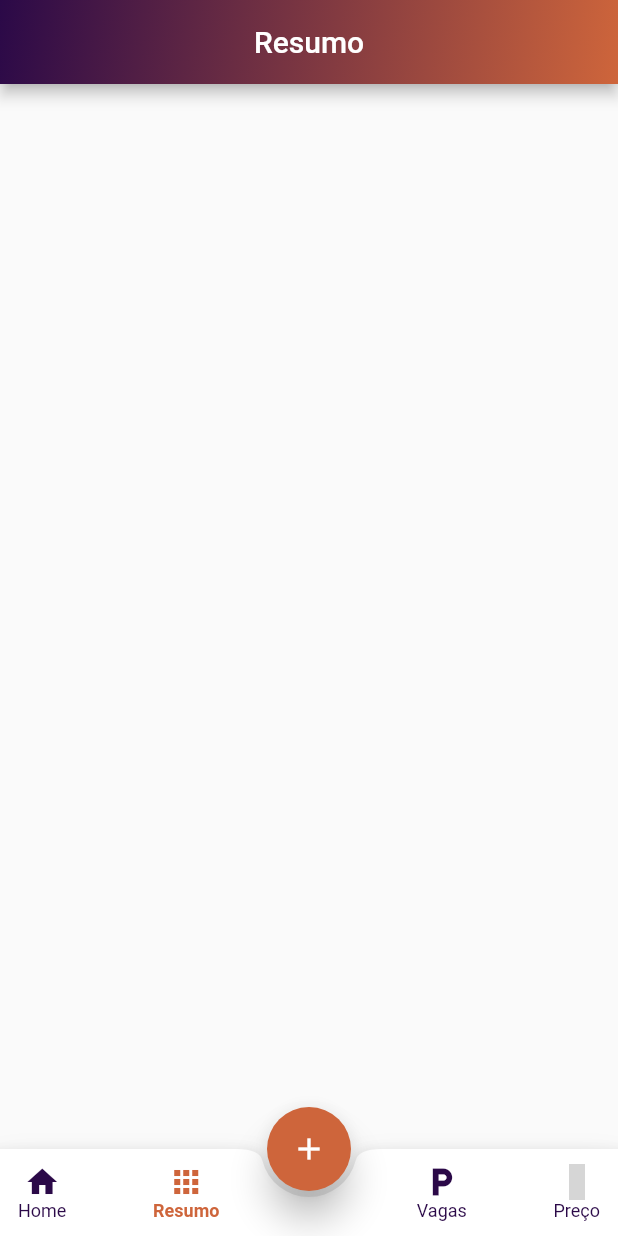
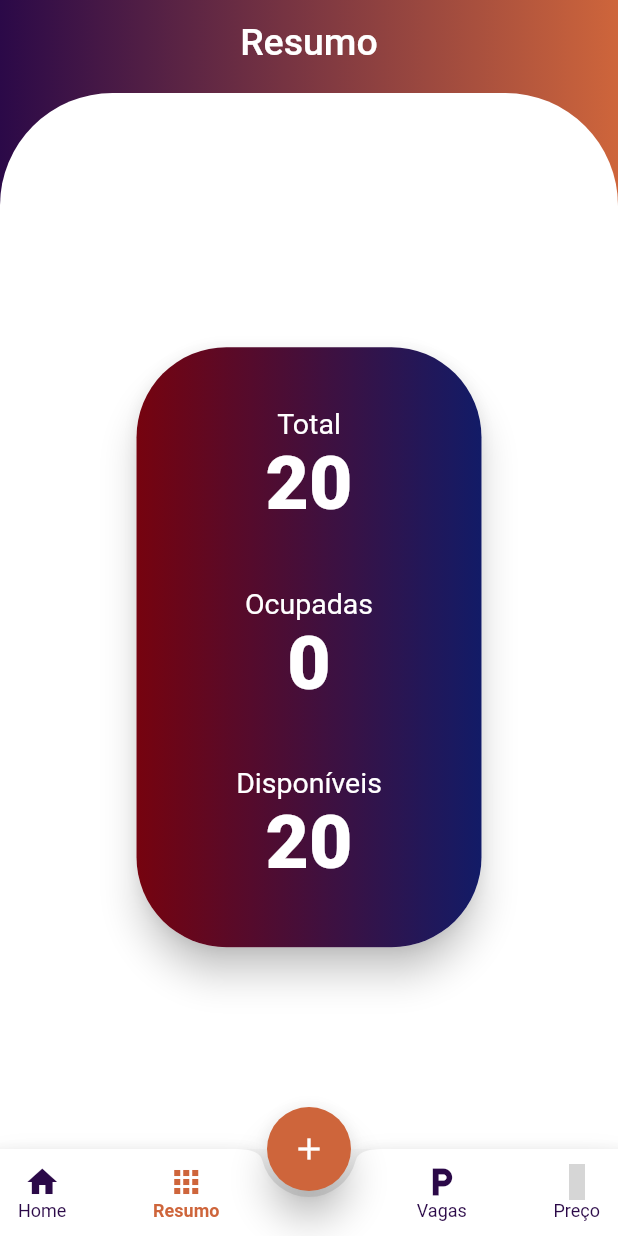
Before and after one commit to GabrielDimaa/Estaciona_Car, a Flutter app: the screen it shows after launch, item 2 of the bottom bar chosen, on a phone screen of 412 x 824 dp. Run offline on Flutter 3.47's test engine with Material 2 defaults, Android fonts, the phone set to English and light mode, and no system bars; our stand-ins replace fluttericon, sqflite; missing offline and left inert: mask_shifter; accounts and stored records are empty; grey boxes are pictures that could not be loaded.

```diff
--- a/lib/main.dart
+++ b/lib/main.dart
@@ -4,6 +4,12 @@ import 'package:flutter/material.dart';
 void main() {
 	runApp(MaterialApp(
     	home: HomePage(),
+		theme: ThemeData(
+			appBarTheme: AppBarTheme(
+				centerTitle: true,
+				elevation: 0
+			)
+		),
 		debugShowCheckedModeBanner: false
 	));
 }
--- a/lib/views/CarPage.dart
+++ b/lib/views/CarPage.dart
@@ -2,6 +2,7 @@ import 'package:estaciona_car/controllers/carController.dart';
 import 'package:estaciona_car/models/car.dart';
 import 'package:flutter/material.dart';
 import 'package:mask_shifter/mask_shifter.dart';
+import 'package:fluttericon/web_symbols_icons.dart';
 
 class CarPage extends StatefulWidget {
 	final int id;
@@ -136,7 +137,7 @@ class _CarPageState extends State<CarPage> {
 								Navigator.pop(context);
 						}
 					},
-					icon: Icon(Icons.thumb_up),
+					icon: Icon(Icons.save),
 					label: Text('Confirmar'),
 					elevation: 10.0,
 					backgroundColor: Color(0xFF72351D)
--- /dev/null
+++ b/lib/views/CarsResume.dart
@@ -0,0 +1,79 @@
+import 'package:flutter/material.dart';
+
+class CarsResume extends StatelessWidget {
+	final int size;
+
+	const CarsResume({this.size});
+
+	@override
+	Widget build(BuildContext context) {
+		int available = 20 - this.size;
+
+		return Center(
+			child: Card(
+				elevation: 10,
+				shape: RoundedRectangleBorder(
+					borderRadius: BorderRadius.circular(60),
+				),
+				child: Container(
+					padding: EdgeInsets.symmetric(vertical: 40.0, horizontal: 20.0),
+					height: 400.0,
+					width: 230.0,
+					decoration: BoxDecoration(
+						borderRadius: BorderRadius.circular(60),
+						gradient: LinearGradient(
+							begin: Alignment.centerLeft,
+							end: Alignment.centerRight,
+							colors: [
+								Color(0xFF76030F),
+								Color(0xFF121B67)
+							]
+						),
+					),
+					child: Container(
+						child: Column(
+							mainAxisAlignment: MainAxisAlignment.spaceBetween,
+							children: <Widget>[
+								Container(
+									child: Column(
+										children: <Widget>[
+											textCard(text: "Total"),
+											textCard(text: "20", date: true)
+										]
+									)
+								),
+								Container(
+									child: Column(
+										children: <Widget>[
+											textCard(text: "Ocupadas"),
+											textCard(text: "$size", date: true)
+										]
+									)
+								),
+								Container(
+									child: Column(
+										children: <Widget>[
+											textCard(text: "Disponíveis"),
+											textCard(text: "$available", date: true)
+										]
+									)
+								)
+							]
+						)
+					)
+				)
+			)
+		);
+	}
+
+	Widget textCard({String text, bool date}) {
+		return Text(
+			text,
+			style: TextStyle(
+				fontSize: date != null ? 50 : 19,
+				color: Colors.white,
+				fontWeight: date != null ? FontWeight.w900 : FontWeight.w400
+			)
+		);
+	}
+}
--- a/lib/views/HomePage.dart
+++ b/lib/views/HomePage.dart
@@ -3,6 +3,7 @@ import 'package:estaciona_car/controllers/carController.dart';
 import 'package:estaciona_car/models/car.dart';
 import 'package:estaciona_car/views/CarList.dart';
 import 'package:estaciona_car/views/CarPage.dart';
+import 'package:estaciona_car/views/CarsResume.dart';
 import 'package:flutter/material.dart';
 import 'package:fluttericon/entypo_icons.dart';
 
@@ -53,13 +54,15 @@ class _HomePageState extends State<HomePage> {
 	Widget build(BuildContext context) {
 		return Scaffold(
 			appBar: AppBar(
-				title: Text(_tabs[_selectedPosition]),
-				centerTitle: true,
+				title: Text(
+					_tabs[_selectedPosition],
+					style: TextStyle(fontSize: 25)
+				),
 				flexibleSpace: Container(
 					decoration: BoxDecoration(
 						gradient: LinearGradient(
-							begin: Alignment.topLeft,
-							end: Alignment.bottomRight,
+							begin: Alignment.centerLeft,
+							end: Alignment.centerRight,
 							colors: <Color>[
 								Color(0xFF2B0948),
 								Color(0xFFCE653B)
@@ -104,13 +107,31 @@ class _HomePageState extends State<HomePage> {
 					]
 				)
 			),
-			body: SingleChildScrollView(
-				padding: EdgeInsets.all(10.0),
+			body: Container(
+				width: MediaQuery.of(context).size.width,
+				height: MediaQuery.of(context).size.height,
+				decoration: BoxDecoration(
+					gradient: LinearGradient(
+						begin: Alignment.centerLeft,
+						end: Alignment.centerRight,
+						colors: [
+							Color(0xFF2B0948),
+							Color(0xFFCE653B)
+						]
+					)
+				),
 				child: Container(
-					child: IndexedStack(
+					margin: EdgeInsets.only(top: 6.0),
+					padding: EdgeInsets.only(top: 45.0, bottom: 10, left: 10, right: 10),
+					decoration: BoxDecoration(
+						borderRadius: BorderRadius.only(topLeft: Radius.circular(75), topRight: Radius.circular(75)),
+						color: Colors.white
+					),
+					child:IndexedStack(
 						index: _selectedPosition,
-						children: <Widget>[
-							Container(
+						children: <Widget> [
+							SingleChildScrollView(
+								child: Container(
 									padding: EdgeInsets.only(bottom: 200.0),
 									width: MediaQuery.of(context).size.width,
 									height: MediaQuery.of(context).size.height,
@@ -135,10 +156,10 @@ class _HomePageState extends State<HomePage> {
 											);
 										}
 									)
+								)
 							),
 							Container(
-								width: MediaQuery.of(context).size.width * 1,
-								height: MediaQuery.of(context).size.height * 1
+								child: CarsResume(size: _listCar.length)
 							),
 							Container(
 								color: Colors.amber,
```
Also changed, not shown: lib/views/CarInfo.dart (+38 -10 lines), lib/views/CarList.dart (+4 -4 lines). Lines whose indentation alone changed are shown as unchanged.
